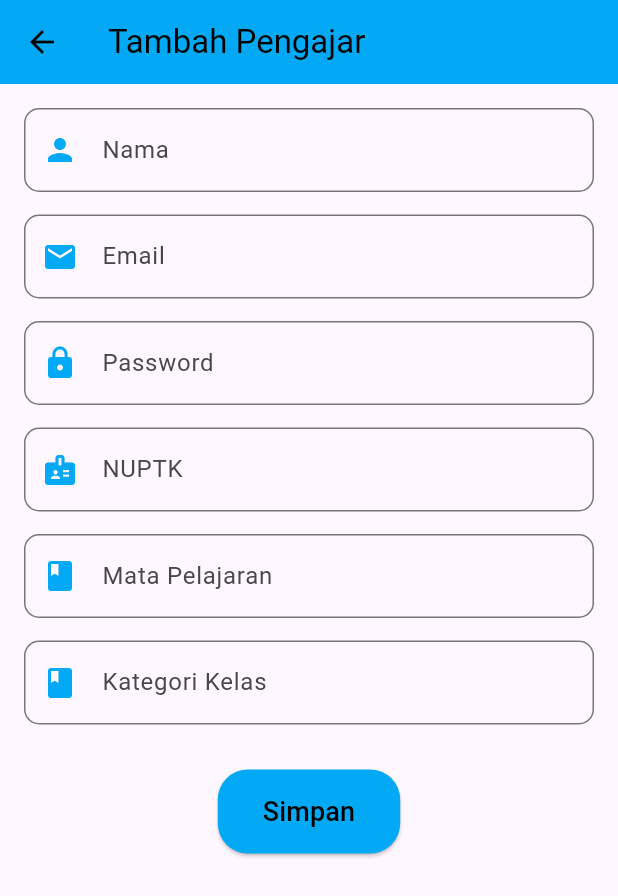
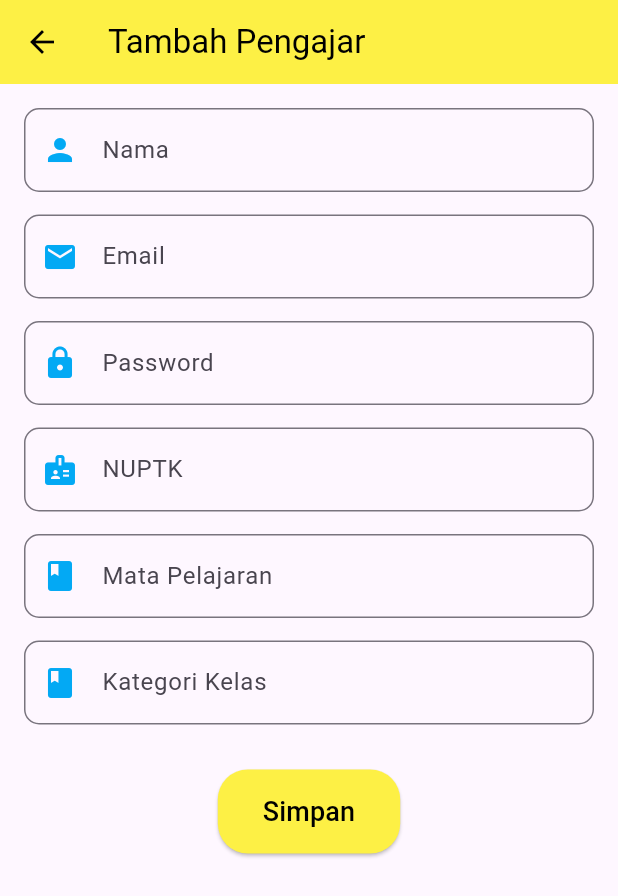
Before and after one commit to FaronF/PBL-IF-07, a Flutter app: the TambahPengajarPage screen opened directly, on a phone screen of 412 x 824 dp. Shown: the top 896 px of the screen. Run offline on Flutter 3.47's test engine with Material 3 defaults, Android fonts, the phone set to English and light mode, and no system bars; our stand-ins replace cloud_firestore, file_picker, firebase_auth, firebase_core, firebase_storage, open_file; accounts and stored records are empty.

```diff
--- a/lib/kelola_pengajar.dart
+++ b/lib/kelola_pengajar.dart
@@ -286,7 +286,7 @@ class _TambahPengajarPageState extends State<TambahPengajarPage> {
           'Tambah Pengajar',
           style: TextStyle(color: Colors.black), // Teks hitam
         ),
-        backgroundColor: Colors.lightBlue,
+        backgroundColor: const Color.fromARGB(255, 253, 240, 69),
         iconTheme: const IconThemeData(color: Colors.black), // Ikon hitam
       ),
       body: SingleChildScrollView(
@@ -338,7 +338,7 @@ class _TambahPengajarPageState extends State<TambahPengajarPage> {
                 child: ElevatedButton(
                   onPressed: tambahPengajar,
                   style: ElevatedButton.styleFrom(
-                    backgroundColor: Colors.lightBlue,
+                    backgroundColor: const Color.fromARGB(255, 253, 240, 69),
                     shape: RoundedRectangleBorder(
                       borderRadius: BorderRadius.circular(20),
                     ),
--- a/lib/kelola_pengguna.dart
+++ b/lib/kelola_pengguna.dart
@@ -283,7 +283,7 @@ class _TambahPenggunaPageState extends State<TambahPenggunaPage> {
           'Tambah Pengguna',
           style: TextStyle(color: Colors.black), // Teks hitam
         ),
-        backgroundColor: Colors.lightBlue,
+        backgroundColor: const Color.fromARGB(255, 253, 240, 69),
         iconTheme: const IconThemeData(color: Colors.black), // Ikon hitam
       ),
       body: SingleChildScrollView(
@@ -354,7 +354,7 @@ class _TambahPenggunaPageState extends State<TambahPenggunaPage> {
                 child: ElevatedButton(
                   onPressed: tambahPengguna,
                   style: ElevatedButton.styleFrom(
-                    backgroundColor: Colors.lightBlue,
+                    backgroundColor: const Color.fromARGB(255, 253, 240, 69),
                     shape: RoundedRectangleBorder(
                       borderRadius: BorderRadius.circular(20),
                     ),
--- a/lib/teacher_page.dart
+++ b/lib/teacher_page.dart
@@ -73,7 +73,7 @@ class _TeacherPageState extends State<TeacherPage> {
                       Navigator.push(
                         context,
                         MaterialPageRoute(
-                          builder: (context) => ProfileGuruPage(),
+                          builder: (context) => const ProfileGuruPage(),
                         ),
                       );
                     },
--- a/pubspec.yaml
+++ b/pubspec.yaml
@@ -39,7 +39,7 @@ dependencies:
   open_file: ^3.5.7
   flutter_pdfview: ^1.2.5
   cloud_firestore: ^5.4.3
-  intl : ^0.19.0
+  intl : ^0.20.1
   url_launcher : ^6.3.1
 
 
@@ -57,7 +57,7 @@ dev_dependencies:
   # activated in the `analysis_options.yaml` file located at the root of your
   # package. See that file for information about deactivating specific lint
   # rules and activating additional ones.
-  flutter_lints: ^4.0.0
+  flutter_lints: ^5.0.0
 
 # For information on the generic Dart part of this file, see the
 # following page: https://dart.dev/tools/pub/pubspec
```
Also changed, not shown: pubspec.lock, 5 other files.
